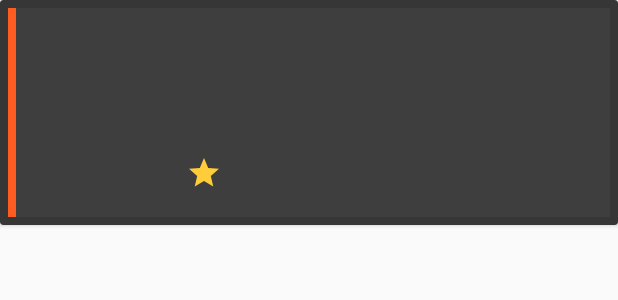
After one commit to nttung291/moviedb_11, an Android app: the layout item_rv_mainfilm.xml on its own in the app's theme, with its tools: preview values and no code run, on a phone screen of 412 x 824 dp. The commit adds this screen. Shown: the top 300 px of the screen. Run offline under Robolectric (Android 15) with nearby library versions, the phone set to English and light mode, and no system bars.

Commit message:
RecyclerView and Adapter

```diff
--- a/app/build.gradle
+++ b/app/build.gradle
@@ -29,4 +29,6 @@ dependencies {
     implementation 'com.android.support:appcompat-v7:26.1.0'
     implementation 'com.android.support:design:26.1.0'
     implementation 'com.android.support:recyclerview-v7:26.1.0'
+    implementation 'com.android.support:cardview-v7:26.1.0'
+    implementation 'com.github.bumptech.glide:glide:3.7.0'
 }
--- /dev/null
+++ b/app/src/main/res/drawable/ic_star.xml
@@ -0,0 +1,9 @@
+<vector xmlns:android="http://schemas.android.com/apk/res/android"
+        android:width="24dp"
+        android:height="24dp"
+        android:viewportWidth="24.0"
+        android:viewportHeight="24.0">
+    <path
+        android:fillColor="#ffcd39"
+        android:pathData="M12,17.27L18.18,21l-1.64,-7.03L22,9.24l-7.19,-0.61L12,2 9.19,8.63 2,9.24l5.46,4.73L5.82,21z"/>
+</vector>
--- /dev/null
+++ b/app/src/main/res/layout/item_rv_mainfilm.xml
@@ -0,0 +1,79 @@
+<?xml version="1.0" encoding="utf-8"?>
+<android.support.v7.widget.CardView xmlns:android="http://schemas.android.com/apk/res/android"
+    android:layout_width="match_parent"
+    android:layout_height="@dimen/dp_150"
+    xmlns:app="http://schemas.android.com/apk/res-auto"
+    android:padding="@dimen/dp_5"
+    app:cardBackgroundColor="@color/colorPrimary">
+    <android.support.constraint.ConstraintLayout
+        android:layout_width="match_parent"
+        android:layout_height="match_parent"
+        android:layout_margin="@dimen/dp_5"
+        android:background="@color/color_dove_grey">
+        <View
+            android:id="@+id/iv_film_bookmark"
+            android:layout_width="@dimen/dp_5"
+            android:layout_height="match_parent"
+            android:background="@color/color_outrageous_orange"
+            android:layout_marginEnd="@dimen/dp_5"
+            app:layout_constraintTop_toTopOf="parent"
+            app:layout_constraintLeft_toLeftOf="parent"/>
+        <ImageView
+            android:id="@+id/iv_poster"
+            android:layout_width="@dimen/dp_80"
+            android:layout_height="match_parent"
+            android:layout_margin="@dimen/dp_8"
+            app:layout_constraintLeft_toLeftOf="@id/iv_film_bookmark"
+            app:layout_constraintTop_toTopOf="parent"/>
+        <TextView
+            android:id="@+id/tv_filmname_item"
+            android:layout_width="wrap_content"
+            android:layout_height="wrap_content"
+            android:textSize="@dimen/sp_15"
+            android:textColor="@color/color_white"
+            android:maxLines="1"
+            android:textStyle="bold"
+            app:layout_constraintLeft_toLeftOf="@id/iv_poster"
+            app:layout_constraintTop_toTopOf="parent"
+            app:layout_constraintBottom_toBottomOf="parent"
+            app:layout_constraintRight_toRightOf="parent"
+            app:layout_constraintHorizontal_bias="0.3"
+            app:layout_constraintVertical_bias="0.15"/>
+        <TextView
+            android:id="@+id/tv_genres_item"
+            android:layout_width="wrap_content"
+            android:layout_height="wrap_content"
+            android:maxLines="2"
+            android:textColor="@color/color_white"
+            android:textSize="@dimen/sp_12"
+            app:layout_constraintLeft_toLeftOf="@id/iv_poster"
+            app:layout_constraintTop_toTopOf="parent"
+            app:layout_constraintBottom_toBottomOf="parent"
+            app:layout_constraintRight_toRightOf="parent"
+            app:layout_constraintHorizontal_bias="0.3"
+            app:layout_constraintVertical_bias="0.45" />
+         <ImageView
+             android:id="@+id/iv_star_item"
+             android:layout_width="wrap_content"
+             android:layout_height="wrap_content"
+             android:src="@drawable/ic_star"
+             app:layout_constraintTop_toTopOf="parent"
+             app:layout_constraintLeft_toLeftOf="@id/iv_poster"
+             app:layout_constraintBottom_toBottomOf="parent"
+             app:layout_constraintRight_toRightOf="parent"
+             app:layout_constraintHorizontal_bias="0.3"
+             app:layout_constraintVertical_bias="0.85"/>
+        <TextView
+            android:id="@+id/tv_rate_item"
+            android:layout_width="wrap_content"
+            android:layout_height="wrap_content"
+            android:textColor="@color/color_white"
+            android:maxLines="1"
+            app:layout_constraintTop_toTopOf="parent"
+            app:layout_constraintLeft_toLeftOf="@id/iv_poster"
+            app:layout_constraintBottom_toBottomOf="parent"
+            app:layout_constraintRight_toRightOf="parent"
+            app:layout_constraintHorizontal_bias="0.38"
+            app:layout_constraintVertical_bias="0.83"/>
+    </android.support.constraint.ConstraintLayout>
+</android.support.v7.widget.CardView>
--- a/app/src/main/res/values/colors.xml
+++ b/app/src/main/res/values/colors.xml
@@ -5,4 +5,5 @@
     <color name="color_accent">#FF4081</color>
     <color name="color_outrageous_orange">#ff5c21</color>
     <color name="color_white">#ffffff</color>
+    <color name="color_dove_grey">#3e3e3e</color>
 </resources>
--- a/app/src/main/res/values/dimens.xml
+++ b/app/src/main/res/values/dimens.xml
@@ -16,4 +16,10 @@
 
     <dimen name="sp_15">15sp</dimen>
     <dimen name="sp_10">10sp</dimen>
+    <dimen name="dp_15">15dp</dimen>
+    <dimen name="dp_150">150dp</dimen>
+    <dimen name="dp_80">80dp</dimen>
+    <dimen name="dp_10">10dp</dimen>
+    <dimen name="dp_85">85dp</dimen>
+    <dimen name="sp_12">12sp</dimen>
 </resources>
```
Also changed, not shown: app/src/main/java/com/framgia/moviedb/adapter/MovieAdapter.java (added, +70 -0 lines), app/src/main/java/com/framgia/moviedb/model/Movie.java (added, +122 -0 lines).
